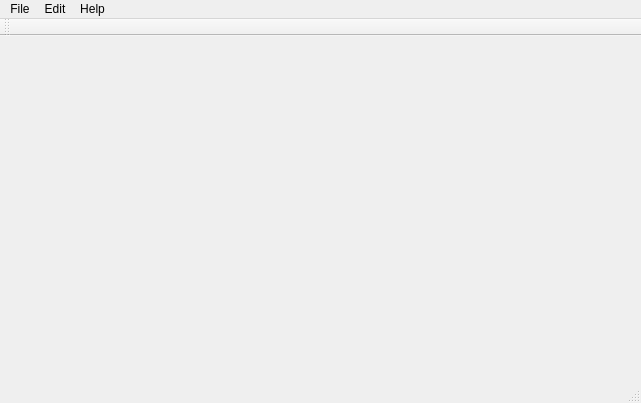
First picture: the form in mainwindow.ui, repository abnd90/pygtsks, before the edit.
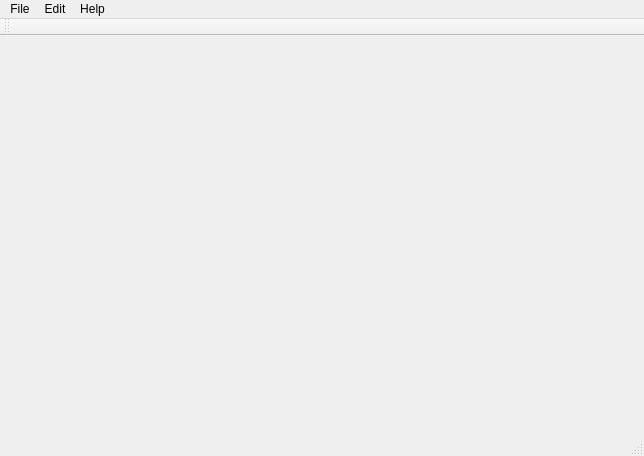
Second picture: the form after the edit.

```diff
--- a/mainwindow.ui
+++ b/mainwindow.ui
@@ -6,8 +6,8 @@
    <rect>
     <x>0</x>
     <y>0</y>
-    <width>641</width>
-    <height>403</height>
+    <width>644</width>
+    <height>456</height>
    </rect>
   </property>
   <property name="windowTitle">
@@ -21,7 +21,7 @@
     <rect>
      <x>0</x>
      <y>0</y>
-     <width>641</width>
+     <width>644</width>
      <height>22</height>
     </rect>
    </property>
```
